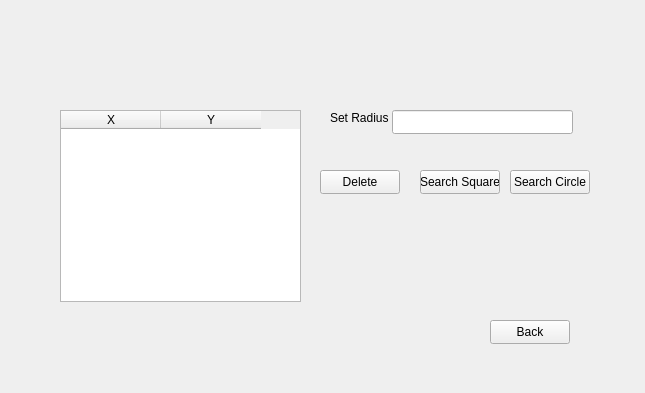
The window that geographical-system/mainwindow.ui (ahmedsilat44/Geographical-Information-Systems-with-Quad-Tree) describes before a commit, drawn with Qt 5.
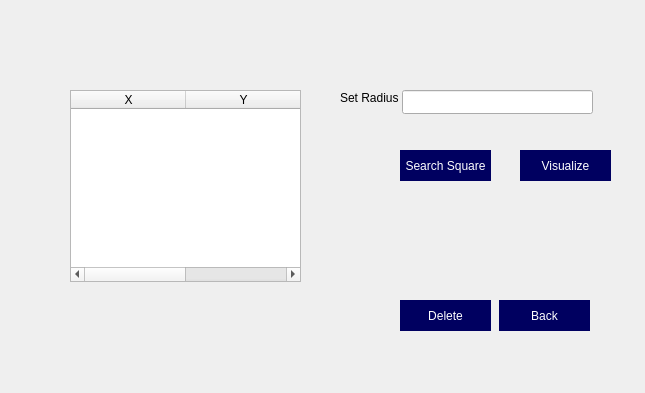
The same window after the commit. The open tabs and pages were chosen to show the change.

The edit to the form file:
```diff
--- a/geographical-system/mainwindow.ui
+++ b/geographical-system/mainwindow.ui
@@ -32,12 +32,17 @@
   <widget class="QStackedWidget" name="stackedWidget">
    <property name="geometry">
     <rect>
-     <x>-10</x>
-     <y>30</y>
+     <x>0</x>
+     <y>10</y>
      <width>631</width>
      <height>381</height>
     </rect>
    </property>
+   <property name="font">
+    <font>
+     <family>Yu Gothic UI</family>
+    </font>
+   </property>
    <property name="cursor">
     <cursorShape>ArrowCursor</cursorShape>
    </property>
@@ -87,7 +92,7 @@
       <rect>
        <x>70</x>
        <y>80</y>
-       <width>241</width>
+       <width>231</width>
        <height>192</height>
       </rect>
      </property>
@@ -97,6 +102,12 @@
      <property name="selectionBehavior">
       <enum>QAbstractItemView::SelectionBehavior::SelectRows</enum>
      </property>
+     <attribute name="horizontalHeaderMinimumSectionSize">
+      <number>28</number>
+     </attribute>
+     <attribute name="horizontalHeaderDefaultSectionSize">
+      <number>115</number>
+     </attribute>
      <column>
       <property name="text">
        <string>X</string>
@@ -111,12 +122,28 @@
     <widget class="QPushButton" name="deleteButton">
      <property name="geometry">
       <rect>
-       <x>330</x>
-       <y>140</y>
-       <width>80</width>
-       <height>24</height>
+       <x>400</x>
+       <y>290</y>
+       <width>91</width>
+       <height>31</height>
       </rect>
      </property>
+     <property name="font">
+      <font>
+       <family>Yu Gothic UI</family>
+      </font>
+     </property>
+     <property name="cursor">
+      <cursorShape>PointingHandCursor</cursorShape>
+     </property>
+     <property name="styleSheet">
+      <string notr="true">background-color: #000060; 
+color: white;             
+border-radius: 0px;
+ 
+padding:5px;
+  </string>
+     </property>
      <property name="text">
       <string>Delete</string>
      </property>
@@ -124,12 +151,26 @@
     <widget class="QPushButton" name="searchButton">
      <property name="geometry">
       <rect>
-       <x>430</x>
+       <x>400</x>
        <y>140</y>
-       <width>80</width>
-       <height>24</height>
+       <width>91</width>
+       <height>31</height>
       </rect>
      </property>
+     <property name="font">
+      <font>
+       <family>Yu Gothic UI</family>
+      </font>
+     </property>
+     <property name="cursor">
+      <cursorShape>PointingHandCursor</cursorShape>
+     </property>
+     <property name="styleSheet">
+      <string notr="true">background-color: #000060; 
+color: white;             
+border-radius: 0px;
+padding: 5px; </string>
+     </property>
      <property name="text">
       <string>Search Square</string>
      </property>
@@ -139,7 +180,7 @@
       <rect>
        <x>402</x>
        <y>80</y>
-       <width>181</width>
+       <width>191</width>
        <height>24</height>
       </rect>
      </property>
@@ -147,15 +188,26 @@
     <widget class="QPushButton" name="backButton_2">
      <property name="geometry">
       <rect>
-       <x>500</x>
+       <x>499</x>
        <y>290</y>
-       <width>80</width>
-       <height>24</height>
+       <width>91</width>
+       <height>31</height>
       </rect>
      </property>
+     <property name="font">
+      <font>
+       <family>Yu Gothic UI</family>
+      </font>
+     </property>
      <property name="cursor">
       <cursorShape>PointingHandCursor</cursorShape>
      </property>
+     <property name="styleSheet">
+      <string notr="true">background-color: #000060; 
+color: white;             
+border-radius: 0px;
+padding: 5px; </string>
+     </property>
      <property name="text">
       <string>Back</string>
      </property>
@@ -169,6 +221,12 @@
        <height>16</height>
       </rect>
      </property>
+     <property name="font">
+      <font>
+       <family>Yu Gothic UI</family>
+       <pointsize>9</pointsize>
+      </font>
+     </property>
      <property name="text">
       <string>Set Radius</string>
      </property>
@@ -178,12 +236,26 @@
       <rect>
        <x>520</x>
        <y>140</y>
-       <width>80</width>
-       <height>24</height>
+       <width>91</width>
+       <height>31</height>
       </rect>
      </property>
+     <property name="font">
+      <font>
+       <family>Yu Gothic UI</family>
+      </font>
+     </property>
+     <property name="cursor">
+      <cursorShape>PointingHandCursor</cursorShape>
+     </property>
+     <property name="styleSheet">
+      <string notr="true">background-color: #000060; 
+color: white;             
+border-radius: 0px;
+padding: 5px; </string>
+     </property>
      <property name="text">
-      <string>Search Circle</string>
+      <string>Visualize</string>
      </property>
     </widget>
    </widget>
```
Left out of the diff: 117 changed lines with no effect on the pictures.
